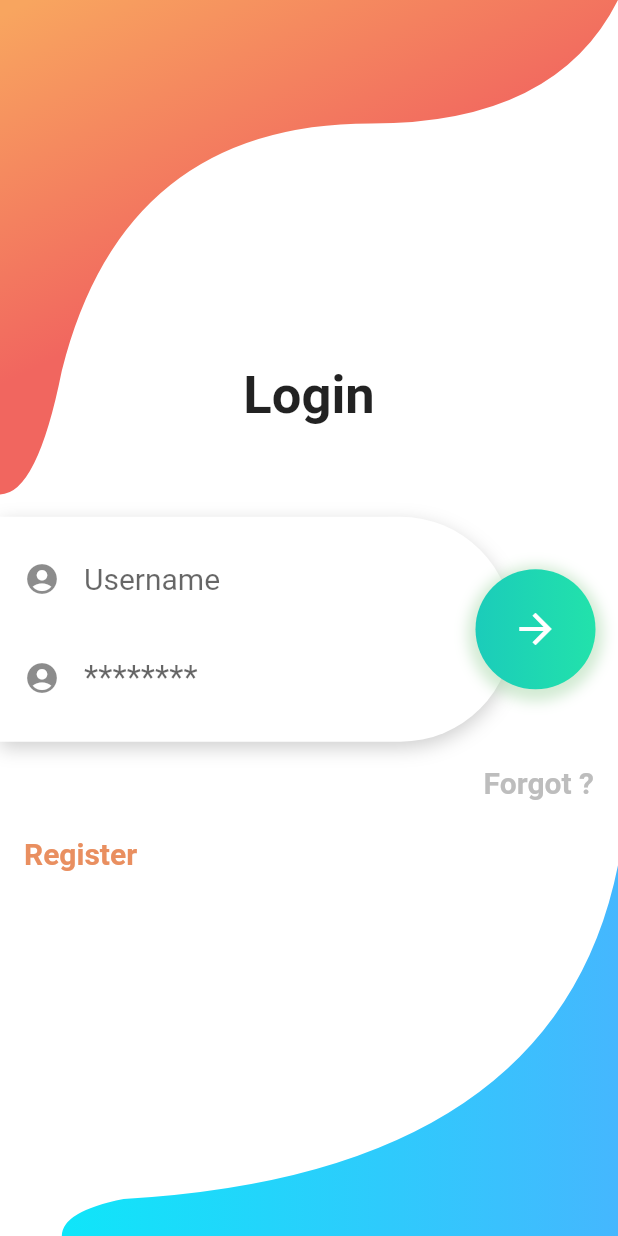
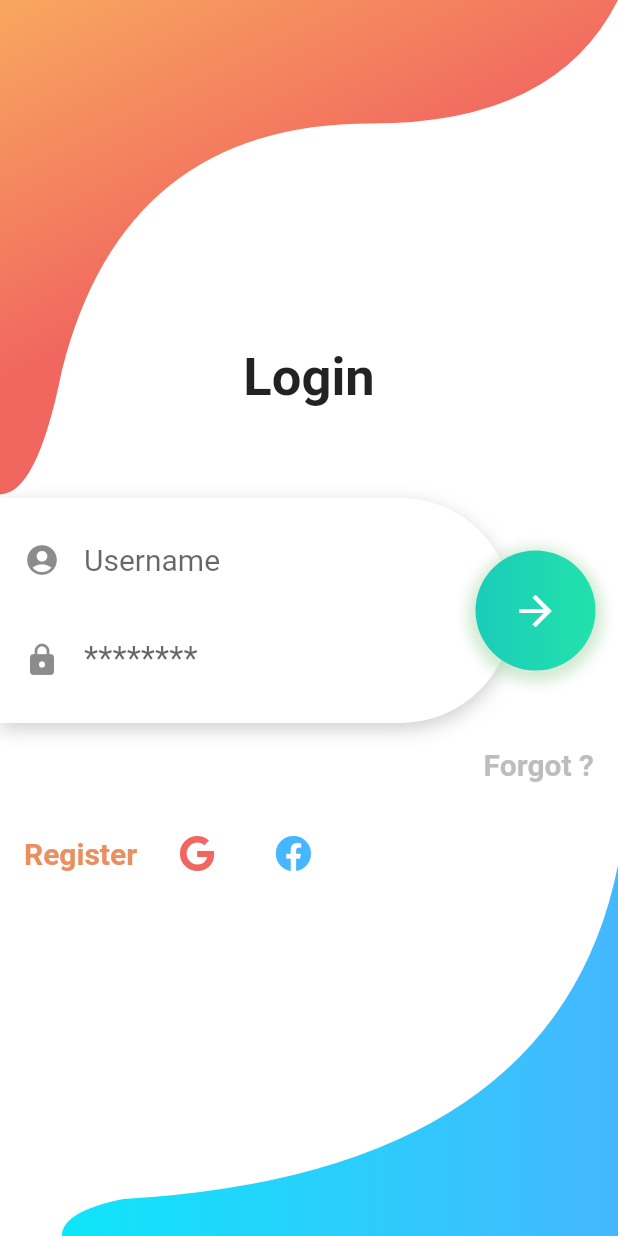
Before and after one commit to VictorMonzo/Batoidex, a Flutter app: the screen it shows after launch, on a phone screen of 412 x 824 dp. Run offline on Flutter 3.47's test engine with Material 2 defaults, Android fonts, the phone set to English and light mode, and no system bars; our stand-ins replace cached_network_image, font_awesome_flutter.

Commit message:
Refactor screen login

```diff
--- a/lib/ui/forms/login_form.dart
+++ b/lib/ui/forms/login_form.dart
@@ -1,4 +1,5 @@
 import 'package:flutter/material.dart';
+import 'package:font_awesome_flutter/font_awesome_flutter.dart';
 
 class LoginForm extends StatefulWidget {
   const LoginForm({Key? key}) : super(key: key);
@@ -68,7 +69,7 @@ class _LoginFormState extends State<LoginForm> {
                         decoration: InputDecoration(
                           hintStyle: TextStyle(fontSize: 22),
                           border: InputBorder.none,
-                          icon: Icon(Icons.account_circle_rounded),
+                          icon: Icon(Icons.lock_rounded),
                           hintText: "********",
                         ),
                       ),
@@ -141,6 +142,20 @@ class _LoginFormState extends State<LoginForm> {
                 ),
               ),
             ),
+            Container(
+              margin: const EdgeInsets.only(left: 16, top: 24),
+              child: const IconButton(
+                  onPressed: null,
+                  icon: Icon(FontAwesomeIcons.google,color: Color(0xfff1665f))
+              ),
+            ),
+            Container(
+              margin: const EdgeInsets.only(left: 16, top: 24),
+              child: const IconButton(
+                  onPressed: null,
+                  icon: Icon(FontAwesomeIcons.facebook,color: Color(0xff45b7fe))
+              ),
+            )
           ],
         )
       ],
--- a/pubspec.yaml
+++ b/pubspec.yaml
@@ -36,6 +36,7 @@ dependencies:
   cupertino_icons: ^1.0.2
   http: ^0.13.1
   cached_network_image: ^3.0.0
+  font_awesome_flutter: ^9.2.0
 
 dev_dependencies:
   flutter_test:
```
